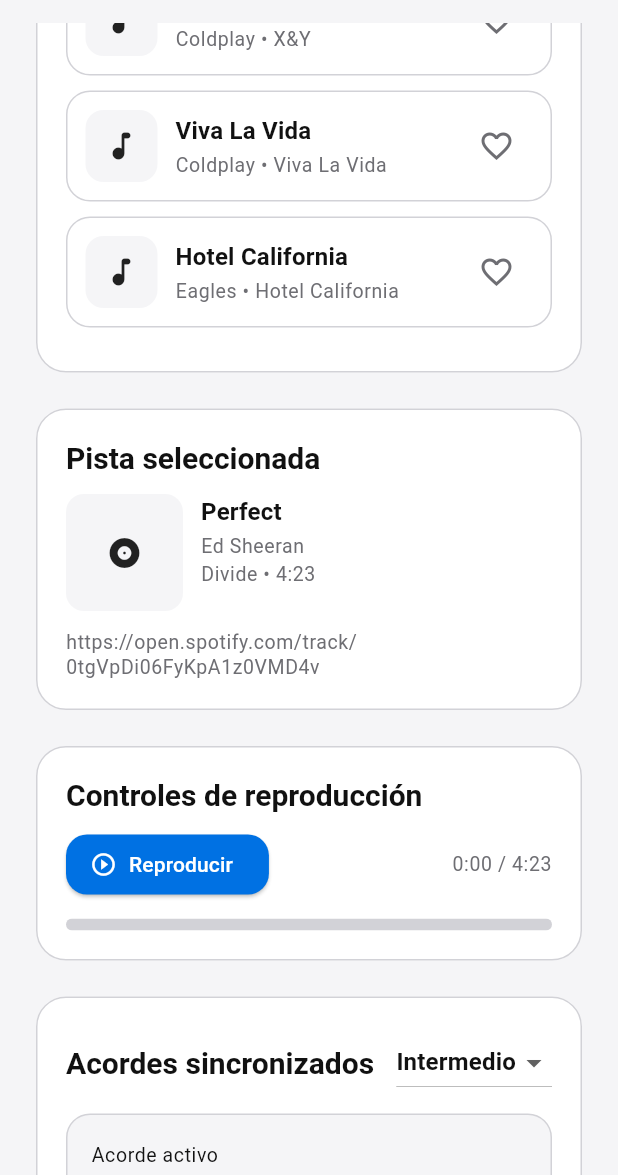
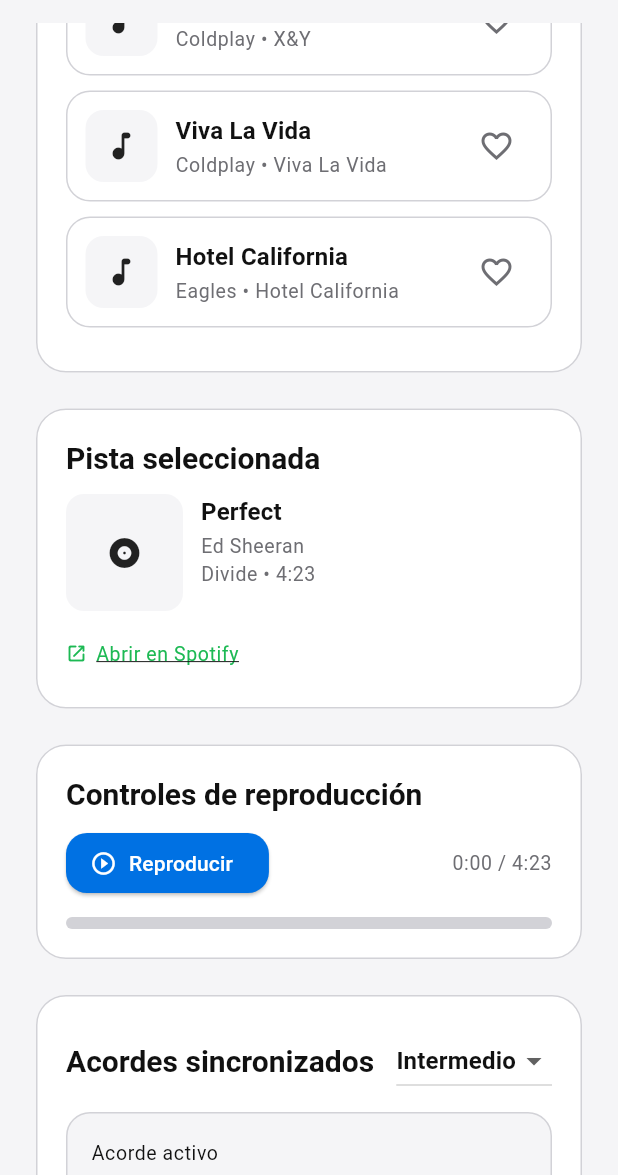
Before and after one commit to LuisCPedraza/spotify-chord-visualizer-flutter, a Flutter app: the screen it shows after launch, scrolled down 1152 dp, on a phone screen of 412 x 824 dp, the part 61-1236 px from its top. Run offline on Flutter 3.47's test engine with Material 3 defaults, Android fonts, the light colour scheme and no system bars; our stand-ins replace flutter_dotenv, flutter_secure_storage, shared_preferences; missing offline and left inert: flutter_web_auth_2; accounts and stored records are empty; network calls fail.

Commit message:
feat(hu-13): display real track metadata with clickable Spotify link

```diff
--- a/app_movil_spotify/lib/src/ui/sprint1_home_page.dart
+++ b/app_movil_spotify/lib/src/ui/sprint1_home_page.dart
@@ -3,6 +3,7 @@
 import 'package:app_movil_spotify/src/models/song.dart';
 import 'package:app_movil_spotify/src/models/user_session.dart';
 import 'package:flutter/material.dart';
+import 'package:url_launcher/url_launcher.dart';
 
 class Sprint1HomePage extends StatelessWidget {
   final Sprint1Controller controller;
@@ -477,15 +478,64 @@
               ],
             ),
             const SizedBox(height: 12),
-            SelectableText(
-              currentTrack.spotifyTrackUrl,
+            InkWell(
               key: const ValueKey<String>('selected-track-link'),
-              style: Theme.of(context).textTheme.bodySmall,
+              onTap: () => _openSpotifyLink(context, currentTrack!.spotifyTrackUrl),
+              child: Padding(
+                padding: const EdgeInsets.symmetric(vertical: 8),
+                child: Row(
+                  children: [
+                    const Icon(
+                      Icons.open_in_new_rounded,
+                      size: 14,
+                      color: Color(0xFF1DB954),
+                    ),
+                    const SizedBox(width: 6),
+                    Expanded(
+                      child: Text(
+                        'Abrir en Spotify',
+                        style: Theme.of(context).textTheme.bodySmall?.copyWith(
+                          color: const Color(0xFF1DB954),
+                          decoration: TextDecoration.underline,
+                        ),
+                        overflow: TextOverflow.ellipsis,
+                      ),
+                    ),
+                  ],
+                ),
+              ),
             ),
           ],
         ),
       ),
     );
+  }
+
+  Future<void> _openSpotifyLink(BuildContext context, String url) async {
+    final uri = Uri.parse(url);
+    try {
+      if (await canLaunchUrl(uri)) {
+        await launchUrl(uri, mode: LaunchMode.externalApplication);
+      } else {
+        if (context.mounted) {
+          ScaffoldMessenger.of(context).showSnackBar(
+            const SnackBar(
+              content: Text('No se pudo abrir el enlace de Spotify.'),
+              duration: Duration(seconds: 2),
+            ),
+          );
+        }
+      }
+    } catch (e) {
+      if (context.mounted) {
+        ScaffoldMessenger.of(context).showSnackBar(
+          SnackBar(
+            content: Text('Error al abrir enlace: $e'),
+            duration: const Duration(seconds: 2),
+          ),
+        );
+      }
+    }
   }
 }
 
```
